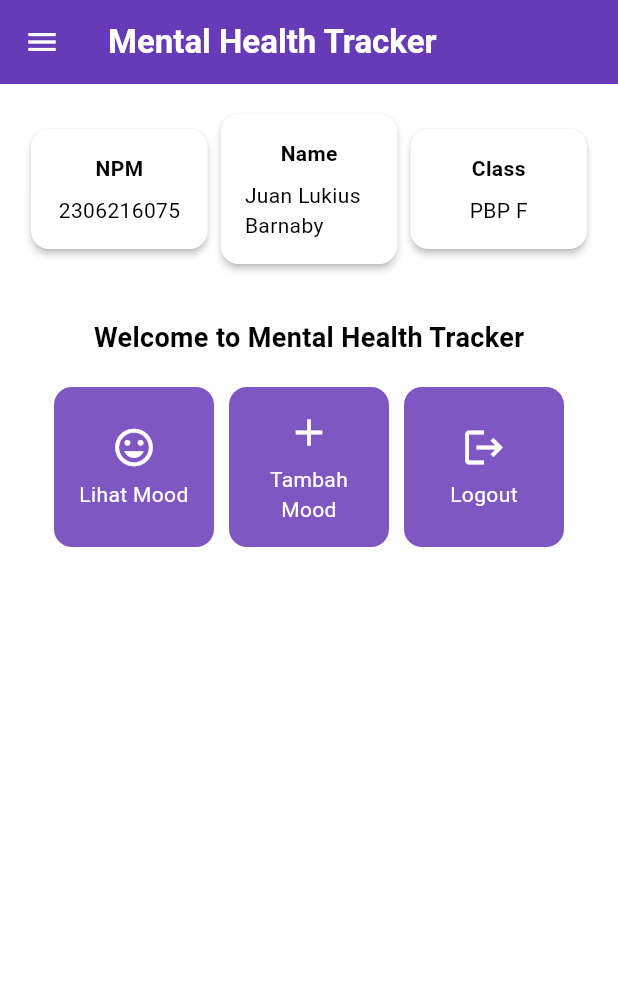
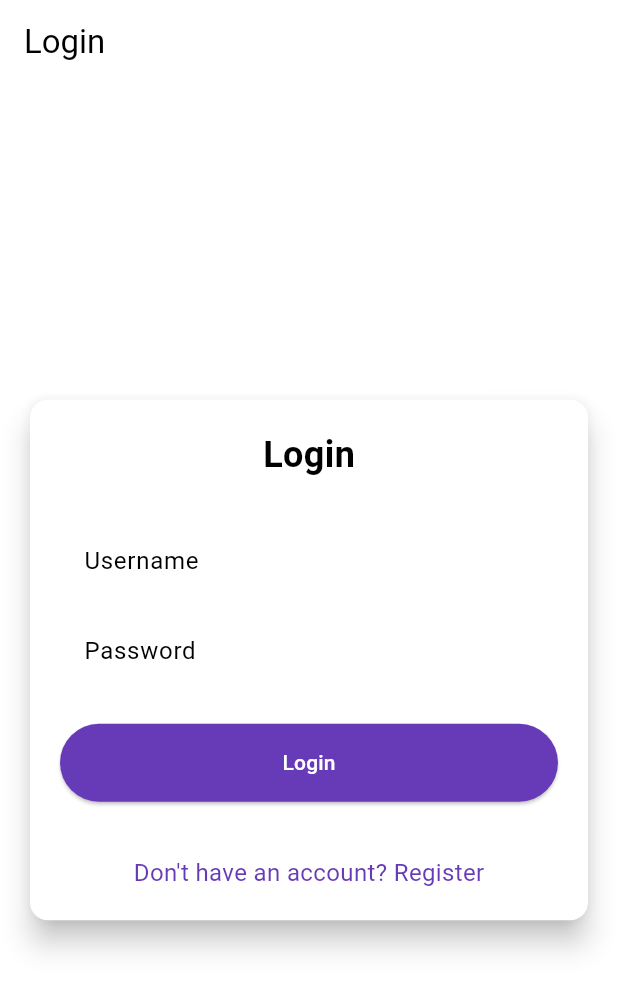
Before and after one commit to JuanLukius/mental_health_tracker_mobile, a Flutter app: the screen it shows after launch, on a phone screen of 412 x 824 dp. Shown: the top 991 px of the screen. Run offline on Flutter 3.47's test engine with Material 3 defaults, Android fonts, the phone set to English and light mode, and no system bars; missing offline and left inert: pbp_django_auth.

Commit message:
tutorial 9

```diff
--- a/lib/main.dart
+++ b/lib/main.dart
@@ -1,5 +1,8 @@
 import 'package:flutter/material.dart';
-import 'package:mental_health_tracker/menu.dart';
+import 'package:mental_health_tracker/screens/login.dart';
+import 'package:mental_health_tracker/screens/menu.dart';
+import 'package:pbp_django_auth/pbp_django_auth.dart';
+import 'package:provider/provider.dart';
 void main() {
   runApp(const MyApp());
 }
@@ -7,32 +10,23 @@ void main() {
 class MyApp extends StatelessWidget {
   const MyApp({super.key});
 
-  // This widget is the root of your application.
   @override
   Widget build(BuildContext context) {
-    return MaterialApp(
-      title: 'Flutter Demo',
-      theme: ThemeData(
-        // This is the theme of your application.
-        //
-        // TRY THIS: Try running your application with "flutter run". You'll see
-        // the application has a purple toolbar. Then, without quitting the app,
-        // try changing the seedColor in the colorScheme below to Colors.green
-        // and then invoke "hot reload" (save your changes or press the "hot
-        // reload" button in a Flutter-supported IDE, or press "r" if you used
-        // the command line to start the app).
-        //
-        // Notice that the counter didn't reset back to zero; the application
-        // state is not lost during the reload. To reset the state, use hot
-        // restart instead.
-        //
-        // This works for code too, not just values: Most code changes can be
-        // tested with just a hot reload.
-         colorScheme: ColorScheme.fromSwatch(
-       primarySwatch: Colors.deepPurple,
- ).copyWith(secondary: Colors.deepPurple[400]),
+    return Provider(
+      create: (_) {
+        CookieRequest request = CookieRequest();
+        return request;
+      },
+      child: MaterialApp(
+        title: 'Mental Health Tracker',
+        theme: ThemeData(
+          useMaterial3: true,
+          colorScheme: ColorScheme.fromSwatch(
+            primarySwatch: Colors.deepPurple,
+          ).copyWith(secondary: Colors.deepPurple[400]),
+        ),
+        home: const LoginPage(),
       ),
-      home:  MyHomePage(),
     );
   }
 }
--- /dev/null
+++ b/lib/screens/login.dart
@@ -0,0 +1,182 @@
+import 'package:mental_health_tracker/screens/menu.dart';
+import 'package:flutter/material.dart';
+import 'package:mental_health_tracker/screens/register.dart';
+import 'package:pbp_django_auth/pbp_django_auth.dart';
+import 'package:provider/provider.dart';
+// TODO: Import halaman RegisterPage jika sudah dibuat
+
+void main() {
+  runApp(const LoginApp());
+}
+
+class LoginApp extends StatelessWidget {
+  const LoginApp({super.key});
+
+  @override
+  Widget build(BuildContext context) {
+    return MaterialApp(
+      title: 'Login',
+      theme: ThemeData(
+        useMaterial3: true,
+        colorScheme: ColorScheme.fromSwatch(
+          primarySwatch: Colors.deepPurple,
+        ).copyWith(secondary: Colors.deepPurple[400]),
+      ),
+      home: const LoginPage(),
+    );
+  }
+}
+
+class LoginPage extends StatefulWidget {
+  const LoginPage({super.key});
+
+  @override
+  State<LoginPage> createState() => _LoginPageState();
+}
+
+class _LoginPageState extends State<LoginPage> {
+  final TextEditingController _usernameController = TextEditingController();
+  final TextEditingController _passwordController = TextEditingController();
+
+  @override
+  Widget build(BuildContext context) {
+    final request = context.watch<CookieRequest>();
+
+    return Scaffold(
+      appBar: AppBar(
+        title: const Text('Login'),
+      ),
+      body: Center(
+        child: SingleChildScrollView(
+          padding: const EdgeInsets.all(16.0),
+          child: Card(
+            elevation: 8,
+            shape: RoundedRectangleBorder(
+              borderRadius: BorderRadius.circular(12.0),
+            ),
+            child: Padding(
+              padding: const EdgeInsets.all(20.0),
+              child: Column(
+                mainAxisSize: MainAxisSize.min,
+                children: [
+                  const Text(
+                    'Login',
+                    style: TextStyle(
+                      fontSize: 24.0,
+                      fontWeight: FontWeight.bold,
+                    ),
+                  ),
+                  const SizedBox(height: 30.0),
+                  TextField(
+                    controller: _usernameController,
+                    decoration: const InputDecoration(
+                      labelText: 'Username',
+                      hintText: 'Enter your username',
+                      border: OutlineInputBorder(
+                        borderRadius: BorderRadius.all(Radius.circular(12.0)),
+                      ),
+                      contentPadding:
+                          EdgeInsets.symmetric(horizontal: 12.0, vertical: 8.0),
+                    ),
+                  ),
+                  const SizedBox(height: 12.0),
+                  TextField(
+                    controller: _passwordController,
+                    decoration: const InputDecoration(
+                      labelText: 'Password',
+                      hintText: 'Enter your password',
+                      border: OutlineInputBorder(
+                        borderRadius: BorderRadius.all(Radius.circular(12.0)),
+                      ),
+                      contentPadding:
+                          EdgeInsets.symmetric(horizontal: 12.0, vertical: 8.0),
+                    ),
+                    obscureText: true,
+                  ),
+                  const SizedBox(height: 24.0),
+                  ElevatedButton(
+                    onPressed: () async {
+                      String username = _usernameController.text;
+                      String password = _passwordController.text;
+
+                      // Cek kredensial
+                      // TODO: Ganti URL dan jangan lupa tambahkan trailing slash (/) di akhir URL!
+                      // Untuk menyambungkan Android emulator dengan Django pada localhost,
+                      // gunakan URL http://10.0.2.2/
+                      final response = await request
+                          .login("http://127.0.0.1:8000/auth/login/", {
+                        'username': username,
+                        'password': password,
+                      });
+
+                      if (request.loggedIn) {
+                        String message = response['message'];
+                        String uname = response['username'];
+                        if (context.mounted) {
+                          Navigator.pushReplacement(
+                            context,
+                            MaterialPageRoute(
+                                builder: (context) => MyHomePage()),
+                          );
+                          ScaffoldMessenger.of(context)
+                            ..hideCurrentSnackBar()
+                            ..showSnackBar(
+                              SnackBar(
+                                  content:
+                                      Text("$message Selamat datang, $uname.")),
+                            );
+                        }
+                      } else {
+                        if (context.mounted) {
+                          showDialog(
+                            context: context,
+                            builder: (context) => AlertDialog(
+                              title: const Text('Login Gagal'),
+                              content: Text(response['message']),
+                              actions: [
+                                TextButton(
+                                  child: const Text('OK'),
+                                  onPressed: () {
+                                    Navigator.pop(context);
+                                  },
+                                ),
+                              ],
+                            ),
+                          );
+                        }
+                      }
+                    },
+                    style: ElevatedButton.styleFrom(
+                      foregroundColor: Colors.white,
+                      minimumSize: Size(double.infinity, 50),
+                      backgroundColor: Theme.of(context).colorScheme.primary,
+                      padding: const EdgeInsets.symmetric(vertical: 16.0),
+                    ),
+                    child: const Text('Login'),
+                  ),
+                  const SizedBox(height: 36.0),
+                  GestureDetector(
+                    onTap: () {
+                      Navigator.push(
+                        context,
+                        MaterialPageRoute(
+                            builder: (context) => const RegisterPage()),
+                      );
+                    },
+                    child: Text(
+                      'Don\'t have an account? Register',
+                      style: TextStyle(
+                        color: Theme.of(context).colorScheme.primary,
+                        fontSize: 16.0,
+                      ),
+                    ),
+                  ),
+                ],
+              ),
+            ),
+          ),
+        ),
+      ),
+    );
+  }
+}
--- a/lib/menu.dart
+++ b/lib/screens/menu.dart
@@ -1,5 +1,5 @@
 import 'package:flutter/material.dart';
-import 'package:mental_health_tracker/moodentry_form.dart';
+import 'package:mental_health_tracker/screens/moodentry_form.dart';
 import 'package:mental_health_tracker/widgets/left_drawer.dart';
 class MyHomePage extends StatelessWidget {
     final String npm = '2306216075'; // NPM
--- a/pubspec.yaml
+++ b/pubspec.yaml
@@ -35,6 +35,9 @@ dependencies:
   # The following adds the Cupertino Icons font to your application.
   # Use with the CupertinoIcons class for iOS style icons.
   cupertino_icons: ^1.0.8
+  provider: ^6.1.2
+  pbp_django_auth: ^0.4.0
+  http: ^1.2.2
 
 dev_dependencies:
   flutter_test:
```
Also changed, not shown: lib/models/mood_entry.dart (added, +65 -0 lines), lib/screens/list_moodentry.dart (added, +89 -0 lines), lib/screens/register.dart (added, +166 -0 lines), lib/widgets/left_drawer.dart (+14 -2 lines), lib/widgets/mood_card.dart (added, +101 -0 lines), lib/screens/moodentry_form.dart (renamed from lib/moodentry_form.dart), pubspec.lock, 2 other files.
